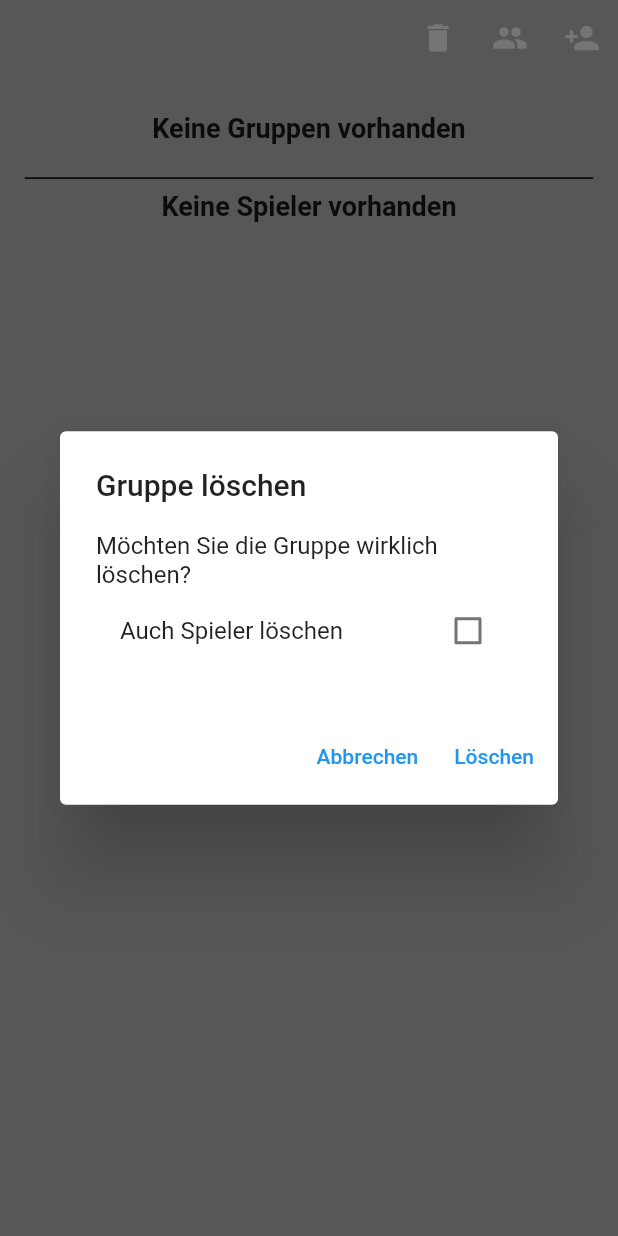
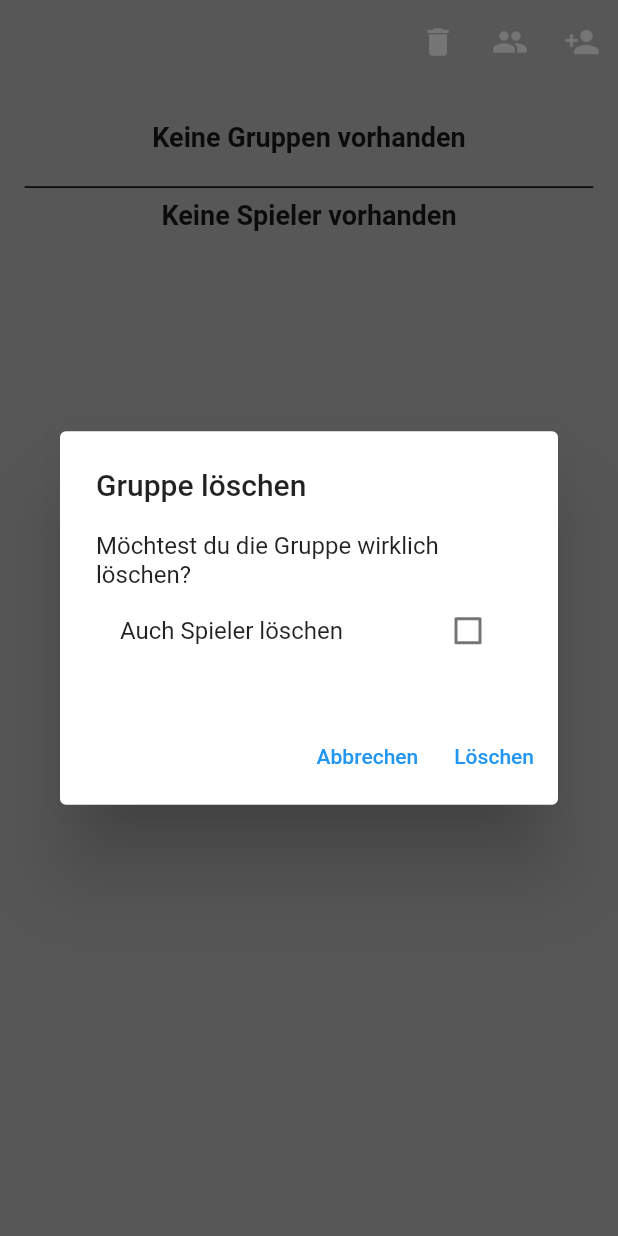
Before and after one commit to EisGlockner/inventory, a Flutter app: the screen it shows after launch, after a tap on the "delete" icon, on a phone screen of 412 x 824 dp. Run offline on Flutter 3.47's test engine with Material 2 defaults, Android fonts, the phone set to English and light mode, and no system bars; our stand-ins replace flutter_bloc, shared_preferences, sqflite; accounts and stored records are empty; statements that could not run were skipped.

```diff
--- a/lib/bloc/group_overview_bloc/group_overview_events.dart
+++ b/lib/bloc/group_overview_bloc/group_overview_events.dart
@@ -13,3 +13,9 @@ class DeleteGroup extends PlayerOverviewEvent {
 
   DeleteGroup(this.deleteSpieler);
 }
+
+class DeletePlayer extends PlayerOverviewEvent {
+  final int playerId;
+
+  DeletePlayer(this.playerId);
+}
--- a/lib/bloc/group_overview_bloc/group_overview_states.dart
+++ b/lib/bloc/group_overview_bloc/group_overview_states.dart
@@ -19,3 +19,5 @@ class PlayerOverviewError extends PlayerOverviewState {}
 class GroupAdded extends PlayerOverviewState {}
 
 class GroupDeleted extends PlayerOverviewState {}
+
+class PlayerDeleted extends PlayerOverviewState {}
--- a/lib/group_overview.dart
+++ b/lib/group_overview.dart
@@ -13,7 +13,7 @@ class PlayerOverview extends StatelessWidget {
     return Scaffold(
       backgroundColor: Colors.grey.shade400,
       appBar: const PreferredSize(
-        preferredSize: Size.fromHeight(50),
+        preferredSize: Size.fromHeight(kToolbarHeight),
         child: MyAppBar(),
       ),
       body: SingleChildScrollView(
--- a/lib/main.dart
+++ b/lib/main.dart
@@ -60,7 +60,9 @@ class MyApp extends StatelessWidget {
         listeners: [
           BlocListener<GroupOverviewBloc, PlayerOverviewState>(
             listener: (context, state) {
-              if (state is GroupAdded || state is GroupDeleted) {
+              if (state is GroupAdded ||
+                  state is GroupDeleted ||
+                  state is PlayerDeleted) {
                 context.read<GroupOverviewBloc>().add(LoadPlayers());
               }
             },
--- a/lib/widgets/appbar/delete_group.dart
+++ b/lib/widgets/appbar/delete_group.dart
@@ -8,10 +8,10 @@ class DeleteGruppeDialog extends StatefulWidget {
   const DeleteGruppeDialog({super.key});
 
   @override
-  DeleteGruppeDialogState createState() => DeleteGruppeDialogState();
+  DeleteGroupDialogState createState() => DeleteGroupDialogState();
 }
 
-class DeleteGruppeDialogState extends State<DeleteGruppeDialog> {
+class DeleteGroupDialogState extends State<DeleteGruppeDialog> {
   bool deleteSpieler = false;
 
   @override
@@ -21,7 +21,7 @@ class DeleteGruppeDialogState extends State<DeleteGruppeDialog> {
       content: Column(
         mainAxisSize: MainAxisSize.min,
         children: [
-          const Text('Möchten Sie die Gruppe wirklich löschen?'),
+          const Text('Möchtest du die Gruppe wirklich löschen?'),
           CheckboxListTile(
             title: const Text('Auch Spieler löschen'),
             value: deleteSpieler,
```
Also changed, not shown: lib/bloc/cubits/health_cubit.dart (+8 -9 lines), lib/bloc/group_overview_bloc/group_overview_bloc.dart (+10 -0 lines), lib/data/database_helper.dart (+37 -57 lines), lib/player_screen.dart (added, +23 -0 lines), lib/widgets/player_screen/player_appbar.dart (added, +62 -0 lines), lib/widgets/playercard/health_iconbutton.dart (+3 -18 lines), lib/widgets/playercard/playercard.dart (+12 -1 lines), 2 other files.
